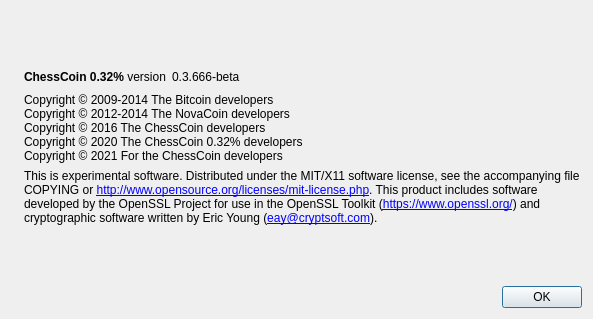
Qt form src/qt/forms/aboutdialog.ui (AKKPP/ChessCoin032) before a commit.
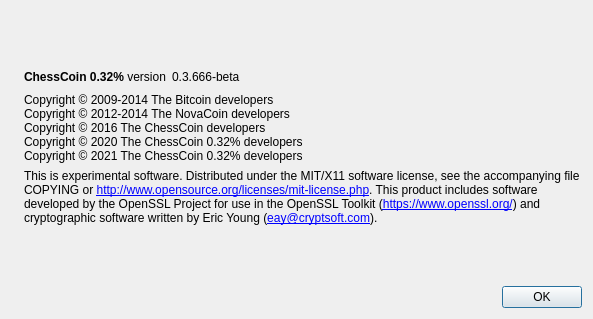
The same form after that commit. Icons and pictures are not drawn.

Patch:
```diff
--- a/src/qt/forms/aboutdialog.ui
+++ b/src/qt/forms/aboutdialog.ui
@@ -113,7 +113,7 @@
 Copyright © 2012-2014 The NovaCoin developers
 Copyright © 2016 The ChessCoin developers
 Copyright © 2020 The ChessCoin 0.32% developers
-Copyright © 2021 For the ChessCoin developers</string>
+Copyright © 2021 The ChessCoin 0.32% developers</string>
        </property>
        <property name="textInteractionFlags">
         <set>Qt::LinksAccessibleByMouse|Qt::TextSelectableByKeyboard|Qt::TextSelectableByMouse</set>
```
